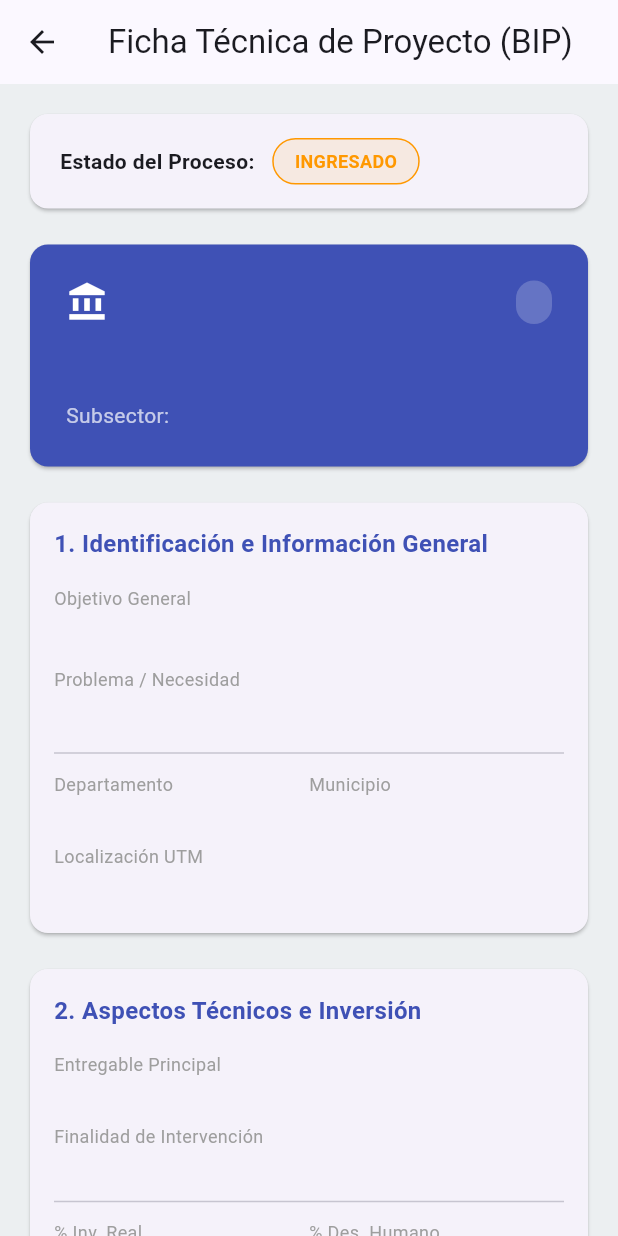
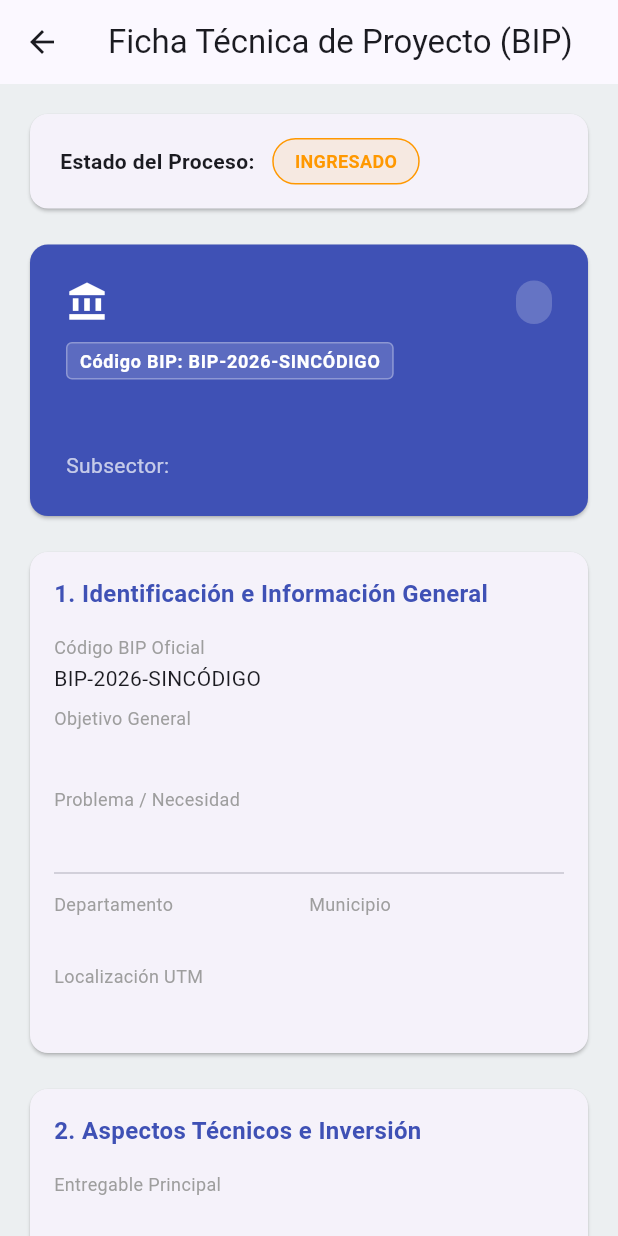
Before and after one commit to HugojZuniga1982/Proyecto_Banco_Inciativa_Proyectos_Grupo4, a Flutter app: the DetalleProyectoPage screen opened directly with empty values, on a phone screen of 412 x 824 dp. Run offline on Flutter 3.47's test engine with Material 3 defaults, Android fonts, the phone set to English and light mode, and no system bars; our stand-ins replace csv, fl_chart, pdf, printing, supabase_flutter; missing offline and left inert: dart:html; accounts and stored records are empty.

Commit message:
feat(proyectos): implementar codigo funcional BIP (ej. BIP-2026-6E26CD7B) en bandeja, detalle y reportes

```diff
--- a/lib/features/proyectos/presentation/paginas/detalle_proyecto_page.dart
+++ b/lib/features/proyectos/presentation/paginas/detalle_proyecto_page.dart
@@ -355,6 +355,19 @@ class _DetalleProyectoPageState extends State<DetalleProyectoPage> {
               ],
             ),
             const SizedBox(height: 12),
+            Container(
+              padding: const EdgeInsets.symmetric(horizontal: 8, vertical: 3),
+              decoration: BoxDecoration(
+                color: Colors.white.withValues(alpha: 0.15),
+                borderRadius: BorderRadius.circular(4),
+                border: Border.all(color: Colors.white.withValues(alpha: 0.3)),
+              ),
+              child: Text(
+                'Código BIP: ${widget.proyecto.codigoBip}',
+                style: const TextStyle(color: Colors.white, fontSize: 12, fontWeight: FontWeight.bold, letterSpacing: 0.5),
+              ),
+            ),
+            const SizedBox(height: 8),
             Text(
               widget.proyecto.nombre,
               style: const TextStyle(color: Colors.white, fontSize: 22, fontWeight: FontWeight.bold),
@@ -378,6 +391,7 @@ class _DetalleProyectoPageState extends State<DetalleProyectoPage> {
           crossAxisAlignment: CrossAxisAlignment.start,
           children: [
             _buildSectionTitle('1. Identificación e Información General'),
+            _buildDetailRow('Código BIP Oficial', widget.proyecto.codigoBip),
             _buildDetailRow('Objetivo General', widget.proyecto.objetivoGeneral, isMultiline: true),
             _buildDetailRow('Problema / Necesidad', widget.proyecto.descripcionProblema, isMultiline: true),
             const Divider(),
--- a/lib/models/proyecto.dart
+++ b/lib/models/proyecto.dart
@@ -96,6 +96,17 @@ class Proyecto {
     this.componentes = const [],
     this.estudios = const [],
   });
+
+  /// Identificador funcional BIP oficial (Ej. BIP-2026-6E26CD7B)
+  String get codigoBip {
+    final anio = fechaCreacion?.year ?? DateTime.now().year;
+    if (id != null && id!.isNotEmpty) {
+      final cleanId = id!.replaceAll('-', '').toUpperCase();
+      final shortId = cleanId.length >= 8 ? cleanId.substring(0, 8) : cleanId;
+      return 'BIP-$anio-$shortId';
+    }
+    return 'BIP-$anio-SINCÓDIGO';
+  }
 
   factory Proyecto.fromJson(Map<String, dynamic> json) {
     // Parse nested components
```
Also changed, not shown: lib/features/proyectos/presentation/paginas/bandeja_proyectos_page.dart (+54 -6 lines), lib/features/proyectos/presentation/paginas/reportes_page.dart (+28 -5 lines).
